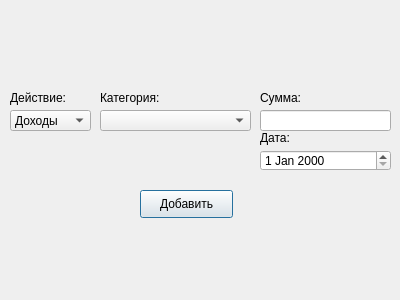
Before: the Qt Designer form ui/add_action.ui in vernolll/The-bank-s-application, drawn with Qt 5.
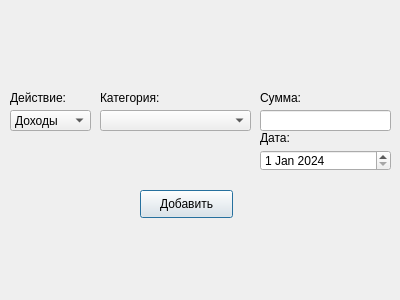
After: the same form once the commit is applied.

The edit to the form file:
```diff
--- a/ui/add_action.ui
+++ b/ui/add_action.ui
@@ -117,6 +117,13 @@
      <height>21</height>
     </rect>
    </property>
+   <property name="date">
+    <date>
+     <year>2024</year>
+     <month>1</month>
+     <day>1</day>
+    </date>
+   </property>
   </widget>
   <widget class="QLabel" name="label_4">
    <property name="geometry">
```
